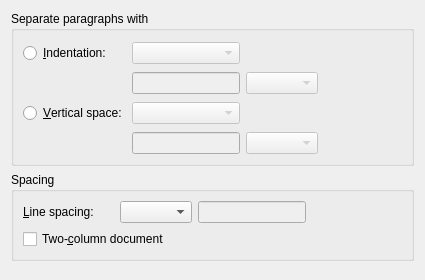
Old version of the form src/frontends/qt4/ui/TextLayoutUi.ui in the repository cburschka/lyx.
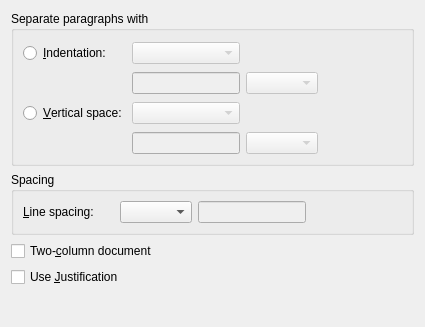
New version of the form. Custom widgets are drawn as their Qt base class.

Commit message: Fix bug #5805 and similar requests. Adds a document setting that tells LyX not to show BLOCK text as justified, but still keeps the usual paragraph indentation.

```diff
--- a/src/frontends/qt4/ui/TextLayoutUi.ui
+++ b/src/frontends/qt4/ui/TextLayoutUi.ui
@@ -6,7 +6,7 @@
     <x>0</x>
     <y>0</y>
     <width>421</width>
-    <height>280</height>
+    <height>327</height>
    </rect>
   </property>
   <property name="windowTitle">
@@ -245,20 +245,10 @@
         </property>
        </spacer>
       </item>
-      <item row="1" column="0" colspan="2">
-       <widget class="QCheckBox" name="twoColumnCB">
-        <property name="toolTip">
-         <string>Format text into two columns</string>
-        </property>
-        <property name="text">
-         <string>Two-&amp;column document</string>
-        </property>
-       </widget>
-      </item>
      </layout>
     </widget>
    </item>
-   <item row="2" column="0">
+   <item row="4" column="0">
     <spacer>
      <property name="orientation">
       <enum>Qt::Vertical</enum>
@@ -274,6 +264,23 @@
      </property>
     </spacer>
    </item>
+   <item row="2" column="0">
+    <widget class="QCheckBox" name="twoColumnCB">
+     <property name="toolTip">
+      <string>Format text into two columns</string>
+     </property>
+     <property name="text">
+      <string>Two-&amp;column document</string>
+     </property>
+    </widget>
+   </item>
+   <item row="3" column="0">
+    <widget class="QCheckBox" name="justCB">
+     <property name="text">
+      <string>Use &amp;Justification</string>
+     </property>
+    </widget>
+   </item>
   </layout>
  </widget>
  <customwidgets>
```
Left out of the diff: 2 changed lines with no effect on the pictures. The commit also changes 7 other files.
